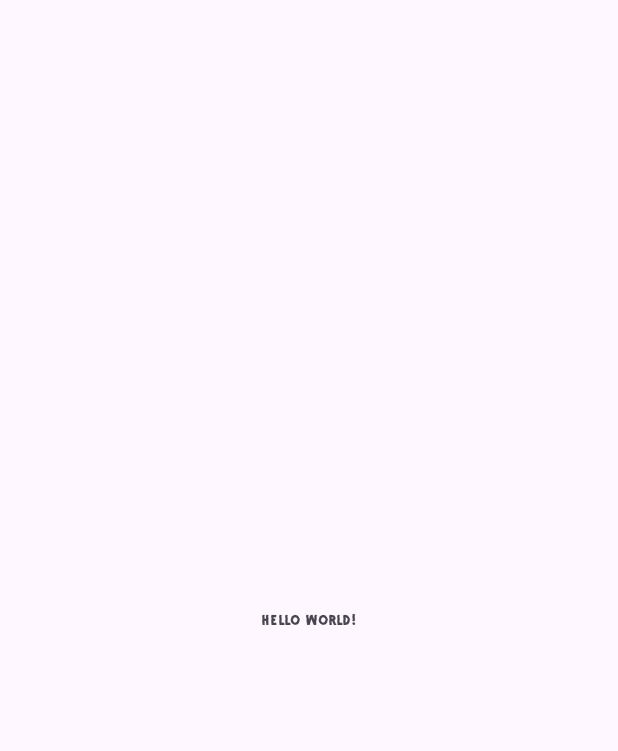
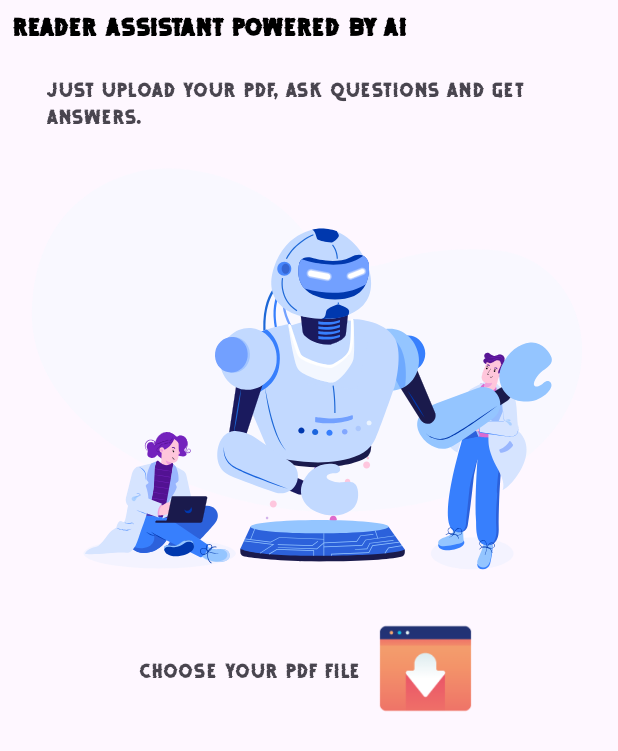
Before and after one commit to AmirEbrahimHashemiDot/reader-assistant-app-ai-powered, an Android app: the screen it shows after launch (MainActivity), on a phone screen of 412 x 824 dp. Before the commit the part shown is almost empty. Shown: the top 751 px of the screen. Run offline under Robolectric (Android 15) with nearby library versions, the phone set to English and light mode, and no system bars.

Commit message:
SetUp MainActivity UI

```diff
--- a/app/src/main/java/com/amir/readerassistant/SplashActivity.java
+++ b/app/src/main/java/com/amir/readerassistant/SplashActivity.java
@@ -37,7 +37,6 @@ public class SplashActivity extends AppCompatActivity {
                 startActivity(intent);
                 timer.cancel();
                 finish();
-
             }
         }, 6000, 1000);
 
--- /dev/null
+++ b/app/src/main/res/drawable/baseline_attach_file_24.xml
@@ -0,0 +1,5 @@
+<vector xmlns:android="http://schemas.android.com/apk/res/android" android:height="24dp" android:tint="#000000" android:viewportHeight="24" android:viewportWidth="24" android:width="24dp">
+
+    <path android:fillColor="@android:color/white" android:pathData="M16.5,6v11.5c0,2.21 -1.79,4 -4,4s-4,-1.79 -4,-4V5c0,-1.38 1.12,-2.5 2.5,-2.5s2.5,1.12 2.5,2.5v10.5c0,0.55 -0.45,1 -1,1s-1,-0.45 -1,-1V6H10v9.5c0,1.38 1.12,2.5 2.5,2.5s2.5,-1.12 2.5,-2.5V5c0,-2.21 -1.79,-4 -4,-4S7,2.79 7,5v12.5c0,3.04 2.46,5.5 5.5,5.5s5.5,-2.46 5.5,-5.5V6h-1.5z"/>
+
+</vector>
--- a/app/src/main/res/layout/activity_main.xml
+++ b/app/src/main/res/layout/activity_main.xml
@@ -8,12 +8,84 @@
     tools:context=".MainActivity">
 
     <TextView
+        android:id="@+id/textView2"
         android:layout_width="wrap_content"
         android:layout_height="wrap_content"
-        android:text="Hello World!"
-        app:layout_constraintBottom_toBottomOf="parent"
-        app:layout_constraintEnd_toEndOf="parent"
+        android:layout_marginStart="8dp"
+        android:text="Reader Assistant Powered By AI"
+        android:textAllCaps="false"
+        android:textColor="@color/black"
+        android:textSize="24sp"
+        android:textStyle="bold"
         app:layout_constraintStart_toStartOf="parent"
         app:layout_constraintTop_toTopOf="parent" />
 
+    <TextView
+        android:id="@+id/textView"
+        android:layout_width="350dp"
+        android:layout_height="53dp"
+        android:layout_marginStart="32dp"
+        android:layout_marginTop="12dp"
+        android:layout_marginEnd="32dp"
+        android:text="Just upload your pdf, ask questions and get answers."
+        android:textSize="20sp"
+        app:layout_constraintEnd_toEndOf="parent"
+        app:layout_constraintStart_toStartOf="parent"
+        app:layout_constraintTop_toBottomOf="@+id/textView2" />
+
+    <androidx.constraintlayout.widget.ConstraintLayout
+        android:id="@+id/constraintLayout"
+        android:layout_width="match_parent"
+        android:layout_height="0dp"
+        app:layout_constraintBottom_toTopOf="@+id/guideline2"
+        app:layout_constraintEnd_toEndOf="parent"
+        app:layout_constraintStart_toStartOf="parent"
+        app:layout_constraintTop_toBottomOf="@+id/textView">
+
+        <com.airbnb.lottie.LottieAnimationView
+            android:id="@+id/animFrameMainAct"
+            android:layout_width="match_parent"
+            android:layout_height="match_parent"
+            app:layout_constraintBottom_toBottomOf="parent"
+            app:layout_constraintEnd_toEndOf="parent"
+            app:layout_constraintStart_toStartOf="parent"
+            app:layout_constraintTop_toTopOf="parent"
+            app:lottie_autoPlay="true"
+            app:lottie_rawRes="@raw/reader_ai_anim" />
+
+
+    </androidx.constraintlayout.widget.ConstraintLayout>
+
+    <androidx.constraintlayout.widget.Guideline
+        android:id="@+id/guideline2"
+        android:layout_width="wrap_content"
+        android:layout_height="wrap_content"
+        android:orientation="horizontal"
+        app:layout_constraintGuide_percent="0.47879618" />
+
+    <LinearLayout
+        android:layout_width="match_parent"
+        android:layout_height="wrap_content"
+        android:layout_marginTop="16dp"
+        android:gravity="center_horizontal|center_vertical"
+        app:layout_constraintEnd_toEndOf="parent"
+        app:layout_constraintStart_toStartOf="parent"
+        app:layout_constraintTop_toBottomOf="@+id/constraintLayout">
+
+        <TextView
+            android:id="@+id/textView3"
+            android:layout_width="wrap_content"
+            android:layout_height="wrap_content"
+            android:text="Choose Your PDF File"
+            android:textSize="20sp" />
+
+        <ImageView
+            android:src="@drawable/pdf_file_icon"
+            android:id="@+id/btnChoosePdf"
+            android:layout_width="70dp"
+            android:layout_height="70dp"
+            android:layout_marginStart="8dp" />
+
+    </LinearLayout>
+
 </androidx.constraintlayout.widget.ConstraintLayout>
--- a/app/src/main/res/layout/activity_splash.xml
+++ b/app/src/main/res/layout/activity_splash.xml
@@ -6,7 +6,6 @@
     android:layout_width="match_parent"
     android:layout_height="match_parent"
     tools:context=".SplashActivity">
-
 
     <com.airbnb.lottie.LottieAnimationView
         android:id="@+id/animFrameSplash"
```
Also changed, not shown: app/src/main/res/drawable/pdf_file_icon.png (added).
